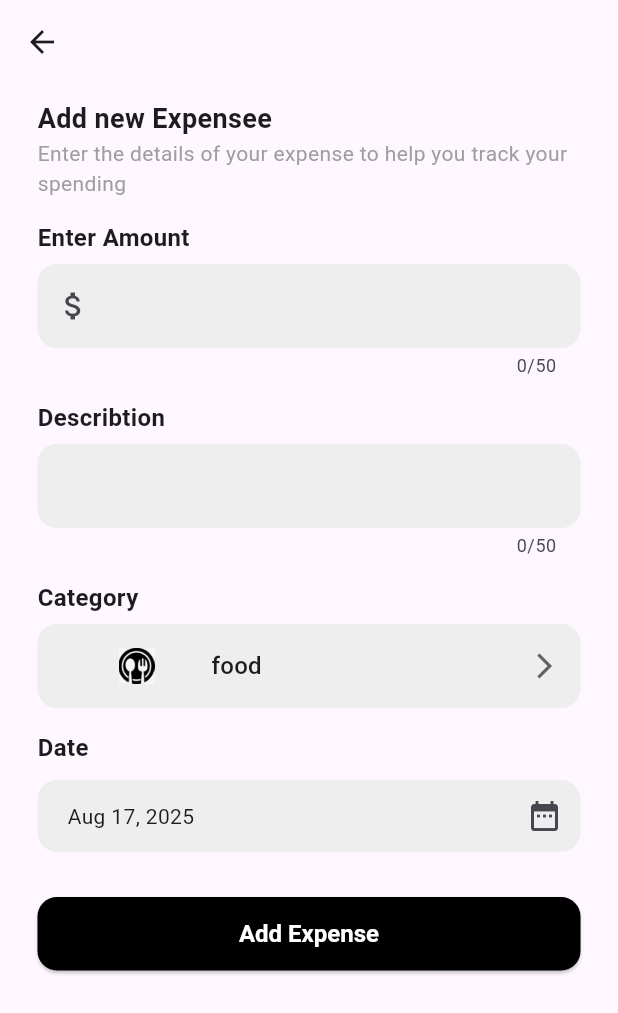
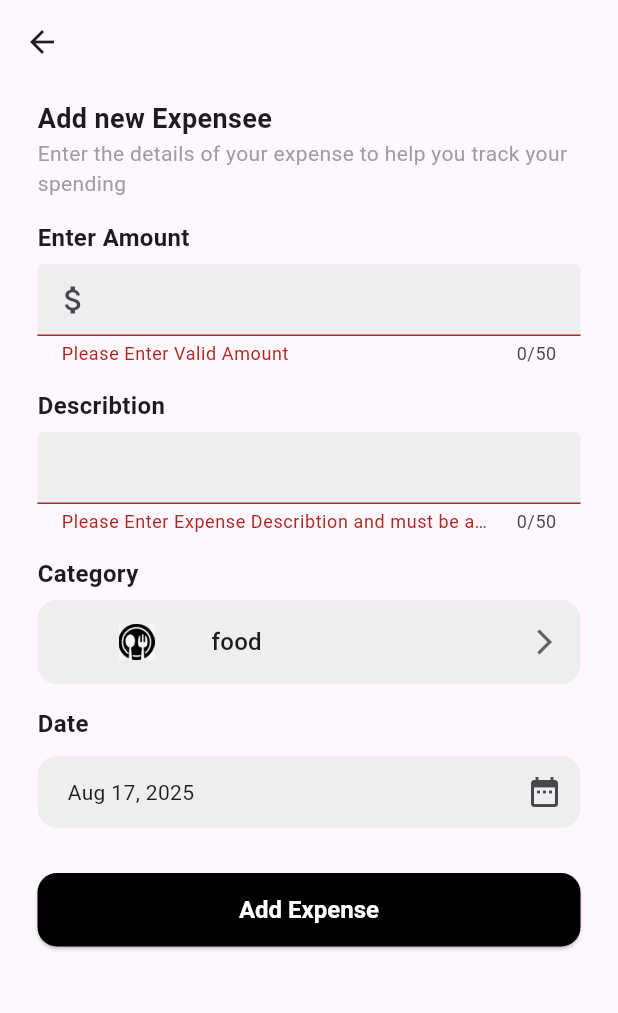
Before and after one commit to nehalElBasel/ExpenseApp, a Flutter app: the AddExpenseView screen opened by its route, after a tap on "Add Expense", on a phone screen of 412 x 824 dp. Shown: the top 1013 px of the screen. Run offline on Flutter 3.47's test engine with Material 3 defaults, Android fonts, the phone set to English and light mode, and no system bars; our stand-ins replace flutter_bloc.

Commit message:
add cubit to add new expense and list them

```diff
--- /dev/null
+++ b/devtools_options.yaml
@@ -0,0 +1,3 @@
+description: This file stores settings for Dart & Flutter DevTools.
+documentation: https://docs.flutter.dev/tools/devtools/extensions#configure-extension-enablement-states
+extensions:
--- /dev/null
+++ b/lib/cubit/add_expense_cubit.dart
@@ -0,0 +1,19 @@
+import 'package:expense_tracker_app/cubit/add_expense_states.dart';
+import 'package:expense_tracker_app/models/expense.dart';
+import 'package:flutter_bloc/flutter_bloc.dart';
+
+class AddExpenseCubit extends Cubit<ExpenseStates> {
+  List<ExpenseModel> expenses = [];
+  AddExpenseCubit() : super(NoExpenses());
+
+  addExpense(ExpenseModel expense) {
+    print("addExpense cubitttt");
+    try {
+      expenses.add(expense);
+
+      emit(AddedExpenses());
+    } catch (e) {
+      emit(FailureAddExpenses(e.toString()));
+    }
+  }
+}
--- /dev/null
+++ b/lib/cubit/add_expense_states.dart
@@ -0,0 +1,10 @@
+class ExpenseStates {}
+
+class NoExpenses extends ExpenseStates {}
+
+class AddedExpenses extends ExpenseStates {}
+
+class FailureAddExpenses extends ExpenseStates {
+  FailureAddExpenses(this.errorMessage);
+  final String errorMessage;
+}
--- /dev/null
+++ b/lib/cubit/pickup_date_picker_cubit.dart
@@ -0,0 +1,27 @@
+import 'package:expense_tracker_app/cubit/pickup_date_picker_states.dart';
+import 'package:flutter/material.dart';
+import 'package:flutter_bloc/flutter_bloc.dart';
+
+class PickUpDatePickerCubit extends Cubit<PickUpDatePickerState> {
+  PickUpDatePickerCubit() : super(NoPickedDateState());
+  DateTime? picked = DateTime.now();
+  Future<void> pickDate(BuildContext context) async {
+    print("hereeeeeeeeeeee");
+    picked = await showDatePicker(
+      context: context,
+      initialDate: DateTime.now(), // default today
+      firstDate: DateTime(2025), // earliest allowed date
+      lastDate: DateTime(2026), // latest allowed date
+    );
+
+    if (picked != null) {
+      emit(PickedDateState(picked!));
+    }
+    // if (picked != null && picked != _selectedDate) {
+    //   setState(() {
+    //     _selectedDate = picked;
+    //   });
+
+    // }
+  }
+}
--- /dev/null
+++ b/lib/cubit/pickup_date_picker_states.dart
@@ -0,0 +1,8 @@
+class PickUpDatePickerState {}
+
+class NoPickedDateState extends PickUpDatePickerState {}
+
+class PickedDateState extends PickUpDatePickerState {
+  PickedDateState(this.date);
+  final DateTime date;
+}
--- /dev/null
+++ b/lib/utilites/utilites_functions.dart
@@ -0,0 +1,5 @@
+import 'package:intl/intl.dart';
+
+String formatDate(DateTime date) {
+  return DateFormat('MMM d, yyyy').format(date);
+}
--- a/lib/views/add_expense.dart
+++ b/lib/views/add_expense.dart
@@ -1,11 +1,77 @@
 import 'package:expense_tracker_app/constants/app_styles.dart';
+import 'package:expense_tracker_app/cubit/add_expense_cubit.dart';
+import 'package:expense_tracker_app/cubit/pickup_date_picker_cubit.dart';
+import 'package:expense_tracker_app/cubit/pickup_date_picker_states.dart';
+import 'package:expense_tracker_app/models/expense.dart';
 import 'package:expense_tracker_app/widgets/drop_down_input.dart';
 import 'package:expense_tracker_app/widgets/form_date_picker.dart';
 import 'package:expense_tracker_app/widgets/text_form_input.dart';
 import 'package:flutter/material.dart';
+import 'package:flutter_bloc/flutter_bloc.dart';
 
-class AddExpenseView extends StatelessWidget {
+class AddExpenseView extends StatefulWidget {
   const AddExpenseView({super.key});
+
+  @override
+  State<AddExpenseView> createState() => _AddExpenseViewState();
+}
+
+class _AddExpenseViewState extends State<AddExpenseView> {
+  final GlobalKey<FormState> formKey = GlobalKey();
+
+  late double amount;
+
+  late String? describtion, category;
+
+  String? _validate_amount(String? val) {
+    print("_validate_amount aaaaaaaaaaaaaaaaaaaaaaaaaaaaaaa");
+    print(val);
+    if (val == "") {
+      return "Please Enter Valid Amount";
+    }
+    double amount = double.tryParse(val!) ?? 0;
+    if (amount <= 0) {
+      return "Amount must be greater than 0";
+    }
+  }
+
+  String? _validate_describtion(String? describtion) {
+    if (describtion == "" || describtion!.trim() == "") {
+      return "Please Enter Expense Describtion and must be at least one char to 50 char";
+    }
+  }
+
+  void _onAmountSaved(String? value) {
+    amount = double.tryParse(value!) ?? 0;
+  }
+
+  void _onDescribtionSaved(String? value) {
+    describtion = value;
+  }
+
+  void _onSelectCategory(String? value) {
+    category = value;
+  }
+
+  _onSubmit() {
+    print("on submut");
+    if (formKey.currentState!.validate()) {
+      DateTime date = BlocProvider.of<PickUpDatePickerCubit>(context).picked!;
+      print("date $date");
+      formKey.currentState!.save();
+      ExpenseModel expense = ExpenseModel(
+        title: describtion!,
+        date: date,
+        amount: amount,
+        category: category!,
+      );
+
+      Navigator.of(context).pop();
+      BlocProvider.of<AddExpenseCubit>(context).addExpense(expense);
+    } else {
+      print("error in validation");
+    }
+  }
 
   @override
   Widget build(BuildContext context) {
@@ -14,6 +80,7 @@ class AddExpenseView extends StatelessWidget {
       body: Padding(
         padding: EdgeInsets.symmetric(horizontal: 25, vertical: 10),
         child: Form(
+          key: formKey,
           child: Column(
             crossAxisAlignment: CrossAxisAlignment.stretch,
             children: [
@@ -23,18 +90,35 @@ class AddExpenseView extends StatelessWidget {
                 style: AppStyles.headLineSubTitle,
               ),
 
-              TextFormInput(title: "Enter Amount", isAmount: true),
-              TextFormInput(title: "Describtion"),
-              DropDownFormInput(title: "Category"),
+              TextFormInput(
+                title: "Enter Amount",
+                isAmount: true,
+                validator: _validate_amount,
+                onSaved: _onAmountSaved,
+              ),
+              TextFormInput(
+                title: "Describtion",
+                validator: _validate_describtion,
+                onSaved: _onDescribtionSaved,
+              ),
+              DropDownFormInput(
+                title: "Category",
+                onChanged: _onSelectCategory,
+              ),
               FormDatePicker(),
               Padding(
                 padding: const EdgeInsets.only(top: 30),
-                child: ElevatedButton(
-                  style: AppStyles.butonStyle,
-                  // style: ,
-                  onPressed: () {},
-                  child: Text("Add Expense"),
-                ),
+                child:
+                    BlocBuilder<PickUpDatePickerCubit, PickUpDatePickerState>(
+                      builder: (context, state) {
+                        return ElevatedButton(
+                          style: AppStyles.butonStyle,
+                          // style: ,
+                          onPressed: _onSubmit,
+                          child: Text("Add Expense"),
+                        );
+                      },
+                    ),
               ),
             ],
           ),
--- a/lib/widgets/drop_down_input.dart
+++ b/lib/widgets/drop_down_input.dart
@@ -3,8 +3,13 @@ import 'package:expense_tracker_app/models/expense.dart';
 import 'package:flutter/material.dart';
 
 class DropDownFormInput extends StatelessWidget {
-  const DropDownFormInput({super.key, required this.title});
+  const DropDownFormInput({
+    super.key,
+    required this.title,
+    required this.onChanged,
+  });
   final String title;
+  final void Function(String?)? onChanged;
 
   @override
   Widget build(BuildContext context) {
@@ -36,7 +41,7 @@ class DropDownFormInput extends StatelessWidget {
                       ),
                     )
                     .toList(),
-            onChanged: (val) {},
+            onChanged: onChanged,
           ),
         ],
       ),
--- a/lib/widgets/form_date_picker.dart
+++ b/lib/widgets/form_date_picker.dart
@@ -1,6 +1,10 @@
 import 'package:expense_tracker_app/constants/app_colors.dart';
 import 'package:expense_tracker_app/constants/app_styles.dart';
+import 'package:expense_tracker_app/cubit/pickup_date_picker_cubit.dart';
+import 'package:expense_tracker_app/cubit/pickup_date_picker_states.dart';
+import 'package:expense_tracker_app/utilites/utilites_functions.dart';
 import 'package:flutter/material.dart';
+import 'package:flutter_bloc/flutter_bloc.dart';
 import 'package:intl/intl.dart';
 
 class FormDatePicker extends StatefulWidget {
@@ -12,25 +16,6 @@ class FormDatePicker extends StatefulWidget {
 
 class _FormDatePickerState extends State<FormDatePicker> {
   DateTime _selectedDate = DateTime.now();
-
-  Future<void> _pickDate() async {
-    final DateTime? picked = await showDatePicker(
-      context: context,
-      initialDate: DateTime.now(), // default today
-      firstDate: DateTime(2025), // earliest allowed date
-      lastDate: DateTime(2026), // latest allowed date
-    );
-
-    if (picked != null && picked != _selectedDate) {
-      setState(() {
-        _selectedDate = picked;
-      });
-    }
-  }
-
-  String _formatDate(DateTime date) {
-    return DateFormat('MMM d, yyyy').format(date);
-  }
 
   @override
   Widget build(BuildContext context) {
@@ -47,9 +32,24 @@ class _FormDatePickerState extends State<FormDatePicker> {
             decoration: AppStyles.containerDecoration,
             child: Row(
               children: [
-                Text(_formatDate(_selectedDate)),
+                BlocBuilder<PickUpDatePickerCubit, PickUpDatePickerState>(
+                  builder: (context, state) {
+                    if (state is PickedDateState) {
+                      return Text(formatDate(state.date));
+                    } else {
+                      return Text(formatDate(_selectedDate));
+                    }
+                  },
+                ),
                 Spacer(),
-                IconButton(onPressed: _pickDate, icon: Icon(Icons.date_range)),
+                IconButton(
+                  onPressed: () async {
+                    await BlocProvider.of<PickUpDatePickerCubit>(
+                      context,
+                    ).pickDate(context);
+                  },
+                  icon: Icon(Icons.date_range),
+                ),
               ],
             ),
           ),
--- a/lib/widgets/text_form_input.dart
+++ b/lib/widgets/text_form_input.dart
@@ -2,9 +2,17 @@ import 'package:expense_tracker_app/constants/app_styles.dart';
 import 'package:flutter/material.dart';
 
 class TextFormInput extends StatelessWidget {
-  const TextFormInput({super.key, required this.title, this.isAmount = false});
+  const TextFormInput({
+    super.key,
+    required this.title,
+    required this.validator,
+    required this.onSaved,
+    this.isAmount = false,
+  });
   final String title;
   final bool isAmount;
+  final String? Function(String?) validator;
+  final void Function(String?)? onSaved;
 
   @override
   Widget build(BuildContext context) {
@@ -23,6 +31,8 @@ class TextFormInput extends StatelessWidget {
                       prefixIcon: Icon(Icons.attach_money),
                     )
                     : AppStyles.textFormFieldDecoration,
+            validator: validator,
+            onSaved: onSaved,
           ),
         ],
       ),
--- a/pubspec.yaml
+++ b/pubspec.yaml
@@ -35,6 +35,7 @@ dependencies:
   # Use with the CupertinoIcons class for iOS style icons.
   cupertino_icons: ^1.0.8
   intl: ^0.20.2
+  flutter_bloc: ^9.1.1
 
 dev_dependencies:
   flutter_test:
```
Also changed, not shown: lib/main.dart (+27 -6 lines), lib/views/expenses.dart (+2 -28 lines), lib/views/no_expenses_or_failure.dart (added, +12 -0 lines), lib/widgets/expenses_list.dart (added, +34 -0 lines), pubspec.lock.
